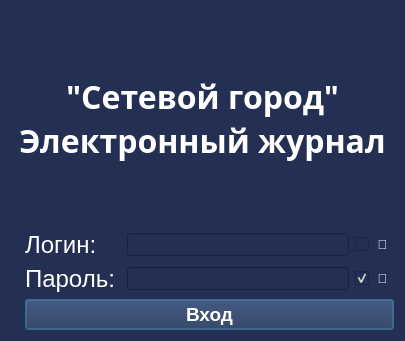
First picture: the form in ui/login.ui, repository Ulbandus/e-school, before the edit.
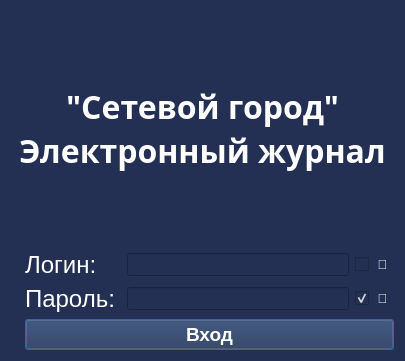
Second picture: the form after the edit.

```diff
--- a/ui/login.ui
+++ b/ui/login.ui
@@ -7,7 +7,7 @@
     <x>0</x>
     <y>0</y>
     <width>405</width>
-    <height>341</height>
+    <height>361</height>
    </rect>
   </property>
   <property name="font">
```
Left out of the diff: 3 changed lines with no effect on the pictures.
